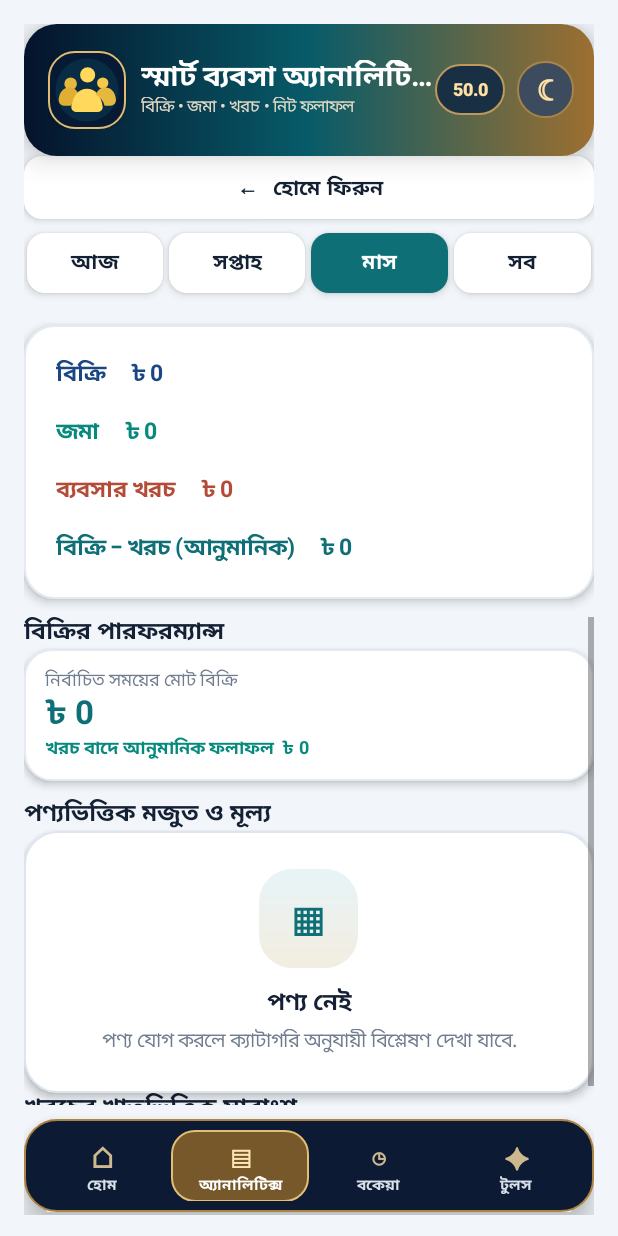
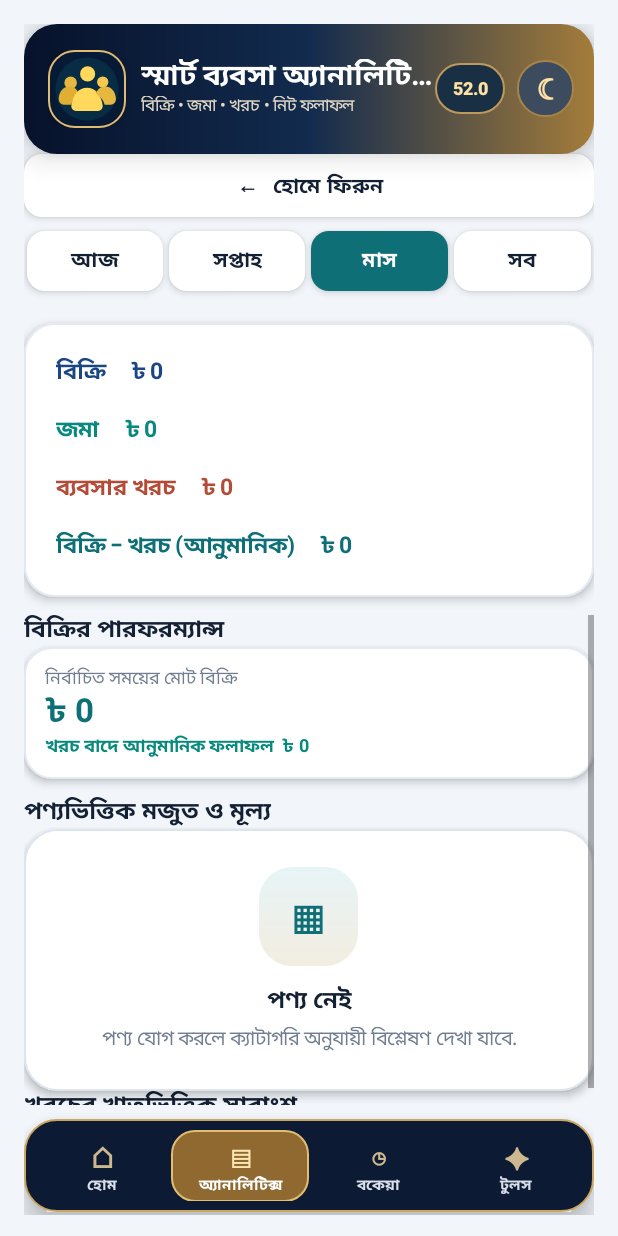
Before and after one commit to omarfaruk1997/amar-table-android, an Android app: the screen it shows after launch (MainActivity), after a tap on "✦ বিস্তারিত অ্যানালিটিক্স দেখুন", on a phone screen of 412 x 824 dp. Run offline under Robolectric (Android 15) with nearby library versions, the phone set to English and light mode, and no system bars.

Commit message:
Release V52.0 luxury navy and gold UI refinement

```diff
--- a/app/build.gradle
+++ b/app/build.gradle
@@ -8,7 +8,7 @@ android {
         applicationId 'com.amarcustomer100.app'
         minSdk 23
         targetSdk 28
-        versionCode 61
-        versionName '51.0'
+        versionCode 62
+        versionName '52.0'
     }
 }
--- a/app/src/main/java/com/amarcustomer100/app/MainActivity.java
+++ b/app/src/main/java/com/amarcustomer100/app/MainActivity.java
@@ -167,10 +167,10 @@ public class MainActivity extends Activity {
         getWindow().setNavigationBarColor(darkMode ? Color.rgb(15, 23, 36) : Color.rgb(246, 247, 250));
 
         LinearLayout brand = row();
-        brand.setPadding(dp(16), dp(18), dp(13), dp(18));
+        brand.setPadding(dp(16), dp(17), dp(13), dp(17));
         GradientDrawable banner = new GradientDrawable(
                 GradientDrawable.Orientation.LEFT_RIGHT,
-                new int[]{Color.rgb(5, 19, 43), Color.rgb(7, 91, 105), Color.rgb(157, 111, 48)});
+                new int[]{Color.rgb(7, 18, 43), Color.rgb(18, 43, 78), Color.rgb(164, 124, 58)});
         banner.setCornerRadius(dp(22));
         brand.setBackground(banner);
         brand.setElevation(dp(12));
@@ -194,7 +194,7 @@ public class MainActivity extends Activity {
         sub.setEllipsize(android.text.TextUtils.TruncateAt.END);
         titles.addView(sub);
         brand.addView(titles, new LinearLayout.LayoutParams(0, -2, 1));
-        TextView version = label("50.0", 12, true, Color.rgb(255, 226, 163));
+        TextView version = label("52.0", 12, true, Color.rgb(255, 226, 163));
         version.setGravity(Gravity.CENTER);
         version.setContentDescription("অ্যাপ সংস্করণ ৫০.০");
         version.setPadding(dp(11), dp(7), dp(11), dp(7));
@@ -242,7 +242,7 @@ public class MainActivity extends Activity {
         GradientDrawable shell = new GradientDrawable();
         shell.setColor(darkMode ? Color.rgb(8, 17, 32) : Color.rgb(12, 27, 51));
         shell.setCornerRadius(dp(21));
-        shell.setStroke(dp(1), Color.rgb(171, 132, 65));
+        shell.setStroke(dp(1), Color.rgb(202, 166, 98));
         nav.setBackground(shell);
         nav.setElevation(dp(10));
         String[] icons = {"⌂", "▤", "◷", "✦"};
@@ -256,7 +256,7 @@ public class MainActivity extends Activity {
             boolean active = i == selected;
             if (active) {
                 GradientDrawable activeBg = new GradientDrawable();
-                activeBg.setColor(Color.rgb(118, 88, 43));
+                activeBg.setColor(Color.rgb(143, 105, 48));
                 activeBg.setCornerRadius(dp(15));
                 activeBg.setStroke(dp(1), Color.rgb(225, 190, 116));
                 item.setBackground(activeBg);
@@ -353,7 +353,7 @@ public class MainActivity extends Activity {
 
             LinearLayout card = column();
             card.setPadding(dp(19), dp(18), dp(18), dp(17));
-            card.setBackground(shape(Color.WHITE, Color.rgb(205, 219, 237), 24));
+            card.setBackground(shape(Color.WHITE, Color.rgb(218, 190, 135), 24));
             card.setElevation(dp(6));
             card.setForeground(new RippleDrawable(ColorStateList.valueOf(Color.argb(38, 12, 82, 113)), null, shape(Color.WHITE, 0, 22)));
             View accentLine = new View(this);
```
